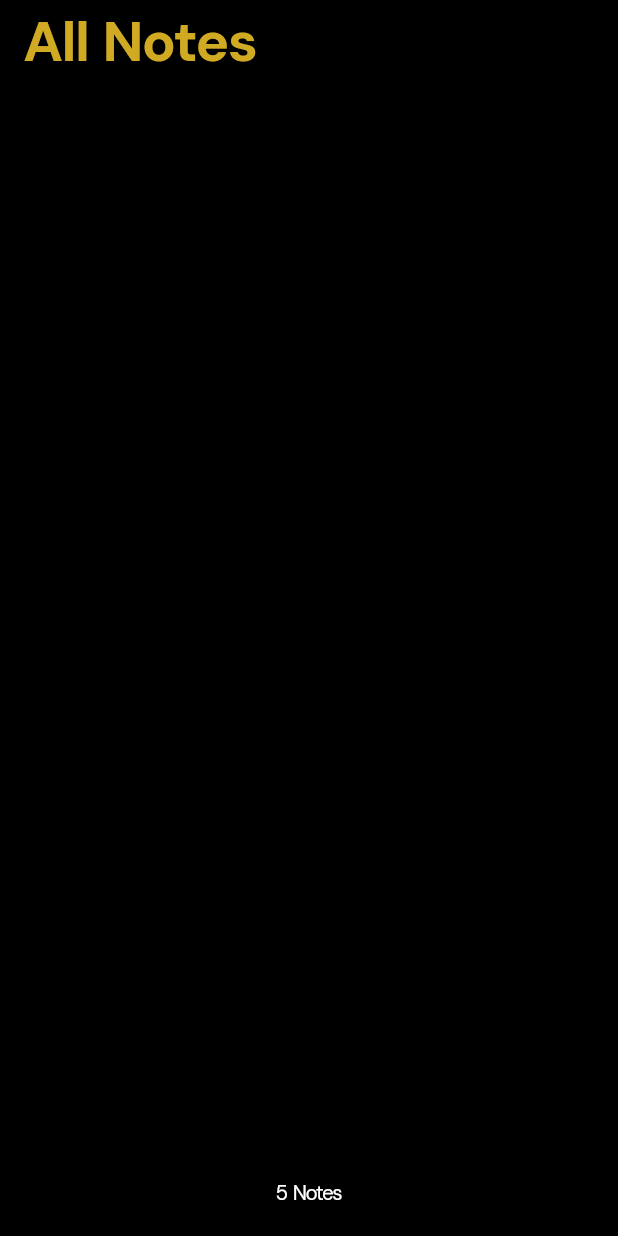
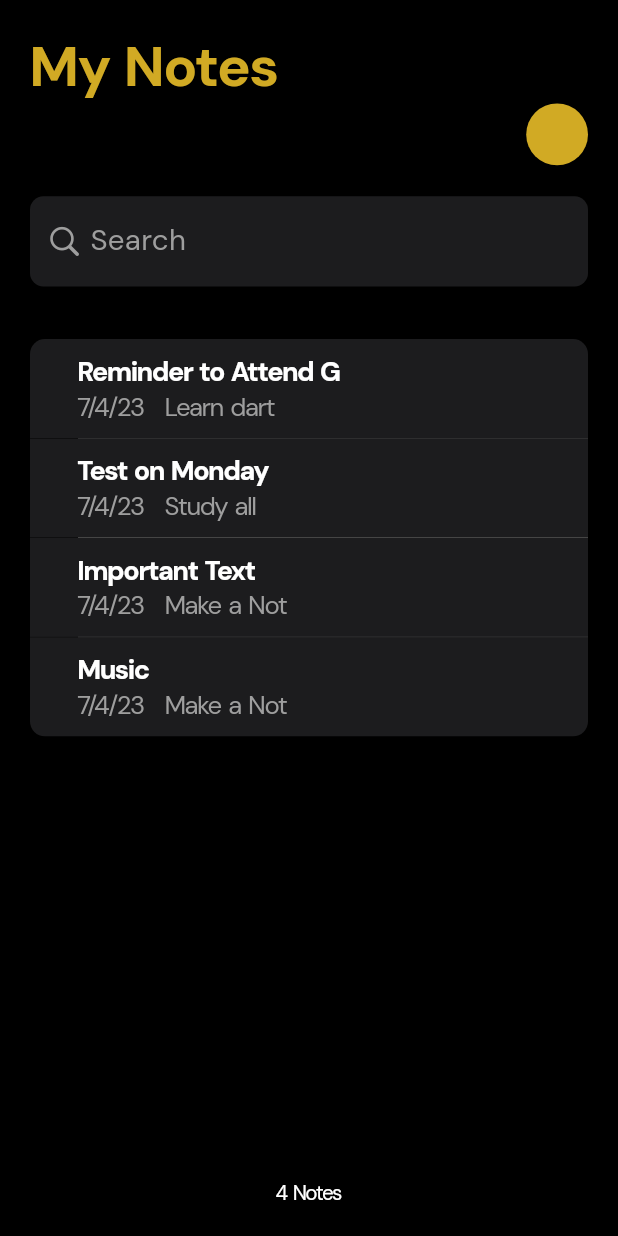
Before and after one commit to DSC-VJTI/Flutter-Forward-Extended, a Flutter app: the Notes screen opened directly, on a phone screen of 412 x 824 dp. Run offline on Flutter 3.47's test engine with Material 2 defaults, Android fonts, the phone set to English and light mode, and no system bars; drawn by our look-alikes of flutter_slidable; our stand-ins replace google_fonts.

Commit message:
Integrated NoteCard with NotesPage

```diff
--- a/notes_app/lib/notes/models/note_model.dart
+++ b/notes_app/lib/notes/models/note_model.dart
@@ -7,5 +7,5 @@ class NoteModel {
   String? note;
   String? note_id;
 
-  NoteModel({this.title, this.note, this.note_id});
+  NoteModel({this.title, this.note, this.note_id, this.description, this.date});
 }
--- a/notes_app/lib/notes/notes.dart
+++ b/notes_app/lib/notes/notes.dart
@@ -1,4 +1,8 @@
+import 'package:flutter/cupertino.dart';
 import 'package:flutter/material.dart';
+import 'package:flutter_slidable/flutter_slidable.dart';
+import 'package:notes_app/notes/models/note_model.dart';
+import 'package:notes_app/notes/widgets/note_card.dart';
 import 'package:notes_app/utils/notes_theme.dart';
 
 class Notes extends StatefulWidget {
@@ -9,38 +13,153 @@ class Notes extends StatefulWidget {
 }
 
 class _NotesState extends State<Notes> {
+  List<NoteModel> models = [
+    NoteModel(
+        title: "Reminder to Attend GDSC Workshop",
+        note: "Learn dart basic, install flutter sdk.",
+        description: "Learn dart basic, install flutter sdk.",
+        date: "7/4/23",
+        note_id: "1"),
+    NoteModel(
+        title: "Test on Monday",
+        note: "Study all the topics covered in BEE",
+        description: "Study all the topics covered in BEE",
+        date: "7/4/23",
+        note_id: "2"),
+    NoteModel(
+        title: "Important Text",
+        note: "Make a Notes app",
+        note_id: "3",
+        date: "7/4/23",
+        description: "Make a Notes app"),
+    NoteModel(
+      title: "Music",
+      note: "My Favourite music is ..",
+      note_id: "4",
+      description: "Make a Notes app",
+      date: "7/4/23",
+    )
+  ];
+
   @override
   Widget build(BuildContext context) {
     double width = MediaQuery.of(context).size.width;
     return Scaffold(
       resizeToAvoidBottomInset: false,
       backgroundColor: NotesTheme.backgroundColor,
-      appBar: AppBar(
-        backgroundColor: Colors.transparent,
-        foregroundColor: NotesTheme.highlightColor,
-        automaticallyImplyLeading: false,
-        elevation: 0.0,
-        title: Text(
-          "All Notes",
-          style: NotesTheme.appText(
-              size: width / 11,
-              weight: FontWeight.bold,
-              color: NotesTheme.highlightColor),
-        ),
-      ),
       bottomNavigationBar: Padding(
         padding: const EdgeInsets.all(20.0),
         child: Row(
           mainAxisAlignment: MainAxisAlignment.center,
           children: [
             Text(
-              "5 Notes",
+              "${models.length} Notes",
               style: NotesTheme.appText(
                   size: width / 30, weight: FontWeight.normal),
             ),
           ],
         ),
       ),
+      body: SafeArea(
+          child: SingleChildScrollView(
+        padding: const EdgeInsets.only(top: 20, left: 20, right: 20),
+        physics: const BouncingScrollPhysics(),
+        child: Column(
+          crossAxisAlignment: CrossAxisAlignment.start,
+          children: [
+            Text(
+              "My Notes",
+              style: NotesTheme.appText(
+                  size: width / 11,
+                  weight: FontWeight.bold,
+                  color: NotesTheme.highlightColor),
+            ),
+            Row(
+              mainAxisAlignment: MainAxisAlignment.end,
+              children: [
+                GestureDetector(
+                  onTap: () {},
+                  child: Container(
+                    height: width / 10,
+                    width: width / 10,
+                    clipBehavior: Clip.antiAlias,
+                    decoration: BoxDecoration(
+                        color: NotesTheme.highlightColor,
+                        borderRadius: BorderRadius.circular(width / 20)),
+                  ),
+                ),
+              ],
+            ),
+            SizedBox(
+              height: width / 20,
+            ),
+            Container(
+              margin: const EdgeInsets.only(bottom: 35),
+              child: CupertinoSearchTextField(
+                style: NotesTheme.appText(
+                  letterSpacing: 0.2,
+                  size: width / 24,
+                  weight: FontWeight.w400,
+                ),
+                padding: const EdgeInsets.fromLTRB(5, 0, 0, 0),
+                placeholder: 'Search',
+                prefixIcon: Padding(
+                  padding: const EdgeInsets.only(top: 10, bottom: 10, left: 5),
+                  child: Icon(
+                    CupertinoIcons.search,
+                    color: Colors.grey,
+                    size: width / 17,
+                  ),
+                ),
+                backgroundColor: NotesTheme.slightBlack,
+                placeholderStyle: NotesTheme.appText(
+                    letterSpacing: 0.2,
+                    size: width / 21,
+                    weight: FontWeight.w400,
+                    color: Colors.grey),
+                onChanged: (value) {},
+                onSubmitted: (value) {},
+                autocorrect: true,
+              ),
+            ),
+            ListView.separated(
+                separatorBuilder: (context, index) {
+                  return Container(
+                    margin: const EdgeInsets.only(left: 32),
+                    height: 0.28,
+                    color: Colors.grey,
+                  );
+                },
+                shrinkWrap: true,
+                physics: const BouncingScrollPhysics(),
+                itemCount: models.length,
+                itemBuilder: (context, index) {
+                  return Slidable(
+                    key: UniqueKey(),
+                    endActionPane: ActionPane(
+                        motion: const ScrollMotion(),
+                        dismissible: DismissiblePane(onDismissed: () {}),
+                        children: [
+                          SlidableAction(
+                            onPressed: (context) {},
+                            backgroundColor: const Color(0xFFFE4A49),
+                            foregroundColor: Colors.white,
+                            icon: Icons.delete,
+                            label: 'Delete',
+                          ),
+                        ]),
+                    child: GestureDetector(
+                      onTap: () {},
+                      child: NoteCard(
+                          isFirst: index == 0,
+                          isLast: index == models.length - 1,
+                          model: models[index]),
+                    ),
+                  );
+                }),
+          ],
+        ),
+      )),
     );
   }
 }
--- a/notes_app/pubspec.yaml
+++ b/notes_app/pubspec.yaml
@@ -36,6 +36,7 @@ dependencies:
   # Use with the CupertinoIcons class for iOS style icons.
   cupertino_icons: ^1.0.2
   google_fonts: ^4.0.3
+  flutter_slidable: ^2.0.0
 
 
 dev_dependencies:
```
Also changed, not shown: notes_app/pubspec.lock.
